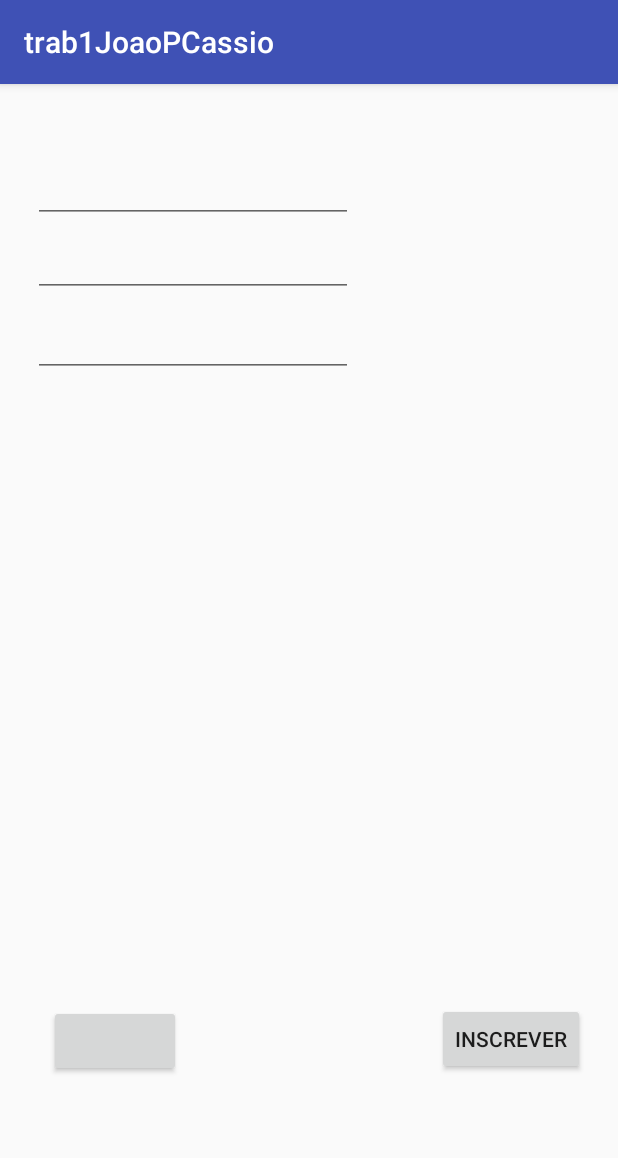
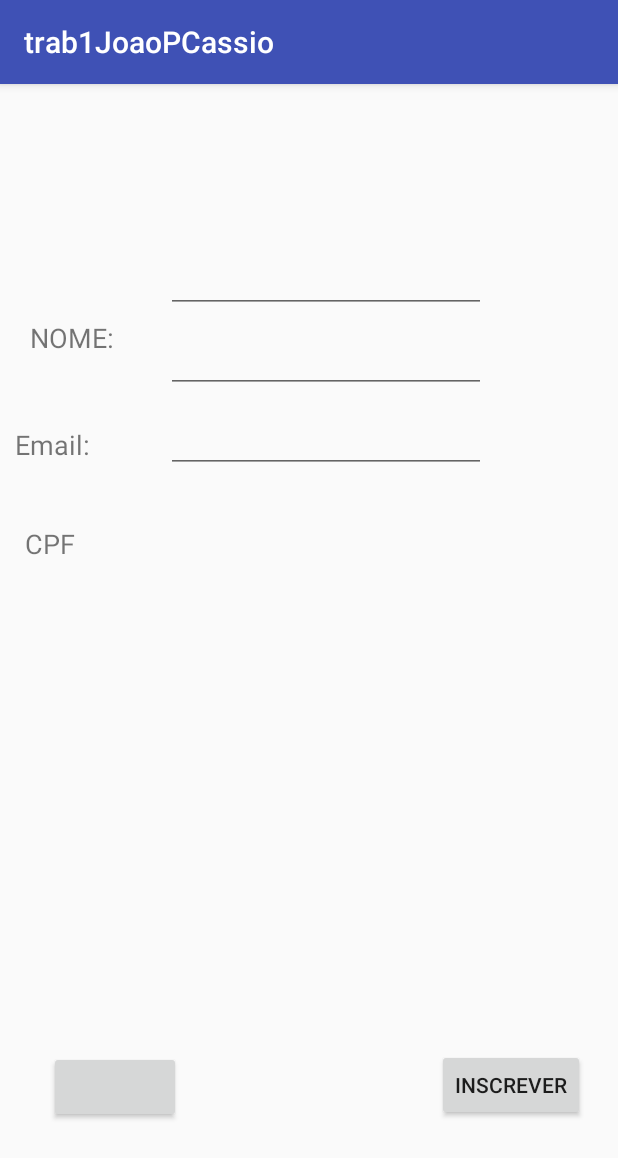
Before and after one commit to ufjf-dcc196/dcc196-2018-3-trb2-trb2-cassioreis-joaopedro, an Android app: the ParticipanteDet screen opened directly, with no data from a screen before it, on a phone screen of 412 x 824 dp. Shown: the top 1158 px of the screen. Run offline under Robolectric (Android 15) with nearby library versions, the phone set to English and light mode, and no system bars.

Commit message:
Alteração na classe participante Det

```diff
--- a/app/src/main/java/a20183/dcc192/trab1joaopcassio/EventoAdapter.java
+++ b/app/src/main/java/a20183/dcc192/trab1joaopcassio/EventoAdapter.java
@@ -59,6 +59,9 @@ public class EventoAdapter  extends RecyclerView.Adapter<EventoAdapter.ViewHolde
         public TextView nome;
         public ViewHolder(final View itemView) {
             super(itemView);
+
+            /***joao verifica se eu fiz alguma coisa de errado ak pq ta dando crash e ele sai*/
+
             nome = (TextView)itemView.findViewById(R.id.txt_nomeTitulos);
             itemView.setOnClickListener(new View.OnClickListener() {
                 @Override
--- a/app/src/main/java/a20183/dcc192/trab1joaopcassio/ParticipanteDet.java
+++ b/app/src/main/java/a20183/dcc192/trab1joaopcassio/ParticipanteDet.java
@@ -11,13 +11,15 @@ import java.util.List;
 
 import a20183.dcc192.trab1joaopcassio.Listas.ListaParticipantes;
 import a20183.dcc192.trab1joaopcassio.Model.Evento;
+import a20183.dcc192.trab1joaopcassio.Model.Participante;
 
 public class ParticipanteDet extends AppCompatActivity {
     private EditText txtDetNome, txtDetEmail, txtDetCpf;
     private RecyclerView rclDetEventos;
     private EventoAdapter evAdapter;
     private List<Evento> eventosParticipando = new ArrayList<Evento>();
-    private String nome;
+    private String nome,email,cpf;
+    private int i=0;
 
     @Override
     protected void onCreate(Bundle savedInstanceState) {
@@ -37,6 +39,20 @@ public class ParticipanteDet extends AppCompatActivity {
         if(bundleExtras!=null)
         {
             nome = bundleExtras.getString("nome");
+
+
+            /*VERIFICAR COMO IREMOS FAZER PARA CRIAR ESSE OBJETO, JA QUE TEMOS SOMENTE O NOEM, MINHA IDEIA ERA
+            * PERCORRER A LISTA E SE EU ACHASSE UM NOME IGUAL EU PARAVA, DEPOIS DISSO EU CRIAVA O PARTICIPANTE
+            */
+            for(i=0 ; i <= ListaParticipantes.getInstance().size();i++){
+                if(nome.equals(ListaParticipantes.getInstance().get(i).getNome())){
+                    break;
+                }
+
+            }
+            txtDetNome.setText(ListaParticipantes.getInstance().get(i).getNome()) ;
+            //   txtDetEmail.setText(ListaParticipantes.getInstance().get(i).getEmail()) ;
+            //  txtDetCpf.setText(ListaParticipantes.getInstance().get(i).getCPF()) ;
         }
     }
 }
--- a/app/src/main/res/layout/det_participante.xml
+++ b/app/src/main/res/layout/det_participante.xml
@@ -72,13 +72,13 @@
         android:layout_height="wrap_content"
         android:layout_marginStart="8dp"
         android:layout_marginLeft="8dp"
-        android:layout_marginTop="12dp"
+        android:layout_marginTop="72dp"
         android:layout_marginEnd="8dp"
         android:layout_marginRight="8dp"
         android:ems="10"
         android:inputType="textPersonName"
         app:layout_constraintEnd_toEndOf="parent"
-        app:layout_constraintHorizontal_bias="0.078"
+        app:layout_constraintHorizontal_bias="0.562"
         app:layout_constraintStart_toStartOf="parent"
         app:layout_constraintTop_toBottomOf="@+id/textView6" />
 
@@ -88,13 +88,13 @@
         android:layout_height="wrap_content"
         android:layout_marginStart="8dp"
         android:layout_marginLeft="8dp"
-        android:layout_marginTop="4dp"
+        android:layout_marginTop="8dp"
         android:layout_marginEnd="8dp"
         android:layout_marginRight="8dp"
         android:ems="10"
         android:inputType="textPersonName"
         app:layout_constraintEnd_toEndOf="parent"
-        app:layout_constraintHorizontal_bias="0.078"
+        app:layout_constraintHorizontal_bias="0.562"
         app:layout_constraintStart_toStartOf="parent"
         app:layout_constraintTop_toBottomOf="@+id/txt_detNome" />
 
@@ -110,8 +110,61 @@
         android:ems="10"
         android:inputType="textPersonName"
         app:layout_constraintEnd_toEndOf="parent"
-        app:layout_constraintHorizontal_bias="0.078"
+        app:layout_constraintHorizontal_bias="0.562"
         app:layout_constraintStart_toStartOf="parent"
         app:layout_constraintTop_toBottomOf="@+id/txt_detEmail" />
 
+    <TextView
+        android:id="@+id/lblNome"
+        android:layout_width="71dp"
+        android:layout_height="28dp"
+        android:layout_marginStart="20dp"
+        android:layout_marginLeft="20dp"
+        android:layout_marginTop="8dp"
+        android:layout_marginBottom="8dp"
+        android:text="NOME:"
+        android:textSize="18sp"
+        app:layout_constraintBottom_toBottomOf="parent"
+        app:layout_constraintStart_toStartOf="parent"
+        app:layout_constraintTop_toTopOf="parent"
+        app:layout_constraintVertical_bias="0.205" />
+
+    <TextView
+        android:id="@+id/lblEmail"
+        android:layout_width="71dp"
+        android:layout_height="40dp"
+        android:layout_marginStart="8dp"
+        android:layout_marginLeft="8dp"
+        android:layout_marginTop="8dp"
+        android:layout_marginEnd="8dp"
+        android:layout_marginRight="8dp"
+        android:layout_marginBottom="8dp"
+        android:text="Email:"
+        android:textSize="18sp"
+        app:layout_constraintBottom_toBottomOf="parent"
+        app:layout_constraintEnd_toEndOf="parent"
+        app:layout_constraintHorizontal_bias="0.006"
+        app:layout_constraintStart_toStartOf="parent"
+        app:layout_constraintTop_toTopOf="parent"
+        app:layout_constraintVertical_bias="0.309" />
+
+    <TextView
+        android:id="@+id/lblCPF"
+        android:layout_width="65dp"
+        android:layout_height="38dp"
+        android:layout_marginStart="8dp"
+        android:layout_marginLeft="8dp"
+        android:layout_marginTop="8dp"
+        android:layout_marginEnd="8dp"
+        android:layout_marginRight="8dp"
+        android:layout_marginBottom="8dp"
+        android:text="CPF"
+        android:textSize="18sp"
+        app:layout_constraintBottom_toBottomOf="parent"
+        app:layout_constraintEnd_toEndOf="parent"
+        app:layout_constraintHorizontal_bias="0.026"
+        app:layout_constraintStart_toStartOf="parent"
+        app:layout_constraintTop_toTopOf="parent"
+        app:layout_constraintVertical_bias="0.401" />
+
 </android.support.constraint.ConstraintLayout>
```
